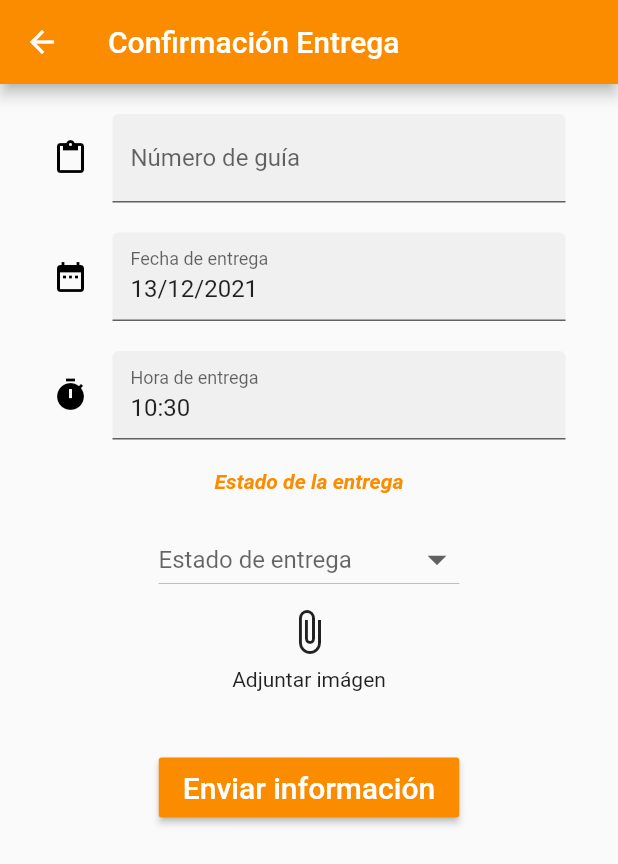
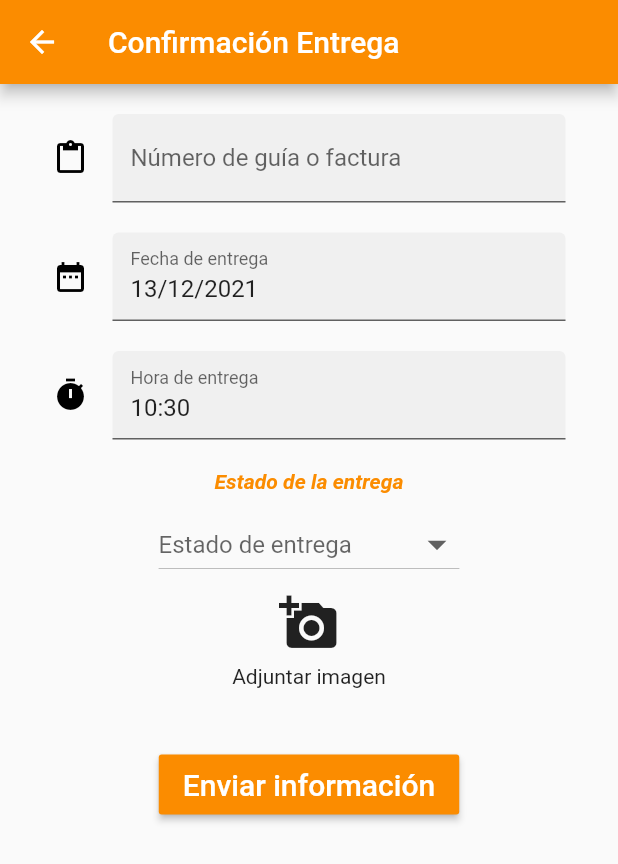
Before and after one commit to DiegoN231197/AppOlmedo, a Flutter app: the ConfirmacionEntregas screen opened directly, on a phone screen of 412 x 824 dp. Shown: the top 864 px of the screen. Run offline on Flutter 3.47's test engine with Material 2 defaults, Android fonts, the phone set to English and light mode, and no system bars; our stand-ins replace cloud_firestore, firebase_core, firebase_storage, image_picker; missing offline and left inert: dart_rut_validator, masked_text; accounts and stored records are empty.

Commit message:
aplicación funcional

```diff
--- a/appolmedo/lib/src/pages/confirmacion_entregas.dart
+++ b/appolmedo/lib/src/pages/confirmacion_entregas.dart
@@ -124,7 +124,7 @@ class _ConfirmacionEntregasState extends State<ConfirmacionEntregas> {
                       Icons.content_paste,
                       color: Colors.black,
                     ),
-                    labelText: "Número de guía",
+                    labelText: "Número de guía o factura",
                   ),
                   keyboardType: TextInputType.number,
                 ),
@@ -170,7 +170,7 @@ class _ConfirmacionEntregasState extends State<ConfirmacionEntregas> {
                       fontWeight: FontWeight.bold),
                 ),
 
-                const SizedBox(height: 20),
+                const SizedBox(height: 10),
                 DropdownButton(
                   elevation: 30,
                   iconSize: 30,
@@ -192,13 +192,13 @@ class _ConfirmacionEntregasState extends State<ConfirmacionEntregas> {
 
                 Center(
                   child: IconButton(
-                    iconSize: 32.0,
-                    icon: const Icon(Icons.attach_file),
-                    tooltip: 'Adjuntar imágen',
+                    iconSize: 40.0,
+                    icon: const Icon(Icons.add_a_photo),
+                    tooltip: 'Adjuntar imagen',
                     onPressed: _opcionesadjuntar,
                   ),
                 ),
-                Text("Adjuntar imágen"),
+                Text("Adjuntar imagen"),
                 const SizedBox(height: 20),
 
                 //condicion para que aparezca la imagen cuando se selecciona una debajo del boton de adjuntar
```
Also changed, not shown: appolmedo/lib/src/pages/cerrarsesion.dart (+49 -0 lines), appolmedo/lib/src/pages/chofer_pages.dart (+18 -4 lines), appolmedo/lib/src/pages/listado_rutas.dart (+12 -35 lines).
